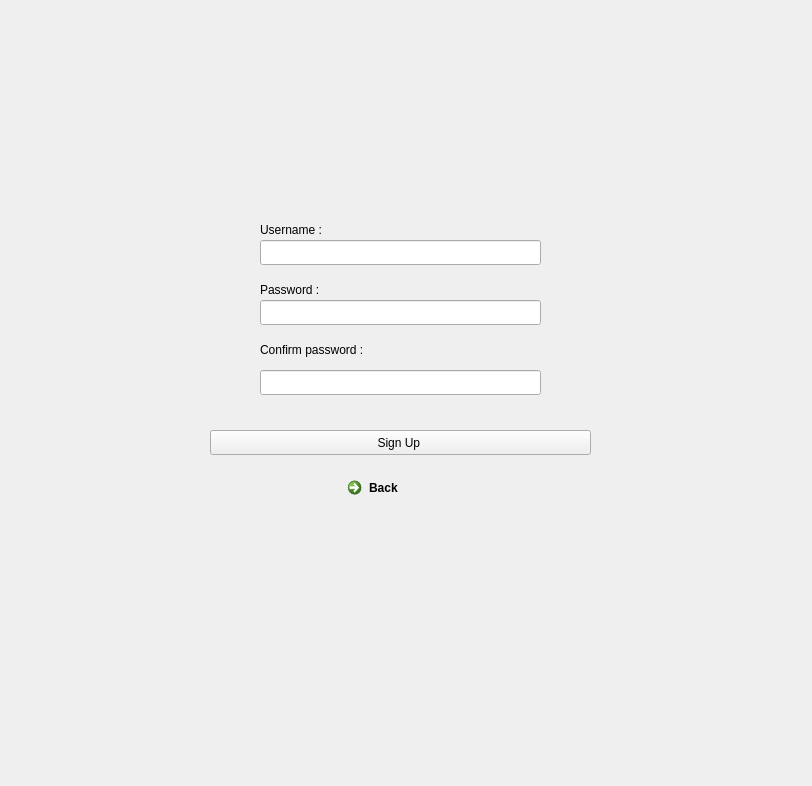
Above: ui/confirm_password.ui from PooyaFekri/LinkedIn before the change. Below: the same form after it.
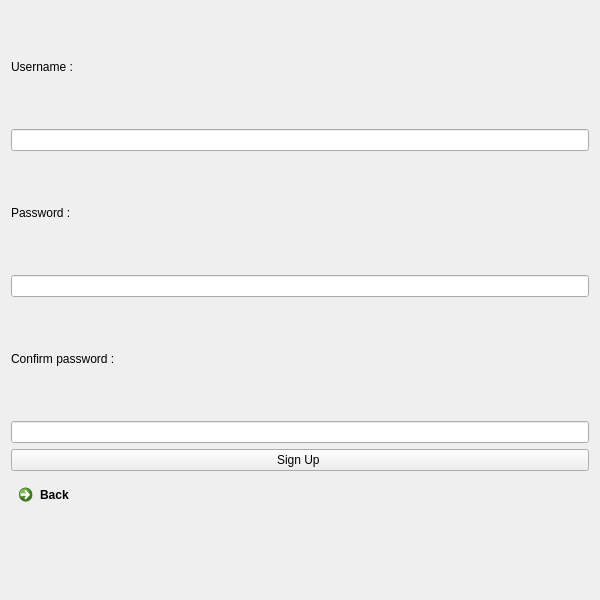
That is the form after the change.

Diff of the .ui file:
```diff
--- a/ui/confirm_password.ui
+++ b/ui/confirm_password.ui
@@ -6,108 +6,59 @@
    <rect>
     <x>0</x>
     <y>0</y>
-    <width>812</width>
-    <height>786</height>
+    <width>600</width>
+    <height>600</height>
    </rect>
   </property>
   <property name="windowTitle">
    <string>Form</string>
   </property>
-  <widget class="QPushButton" name="pushButton">
-   <property name="geometry">
-    <rect>
-     <x>210</x>
-     <y>430</y>
-     <width>381</width>
-     <height>25</height>
-    </rect>
-   </property>
-   <property name="text">
-    <string>Sign Up </string>
-   </property>
-  </widget>
-  <widget class="QCommandLinkButton" name="commandLinkButton">
-   <property name="geometry">
-    <rect>
-     <x>340</x>
-     <y>470</y>
-     <width>177</width>
-     <height>41</height>
-    </rect>
-   </property>
-   <property name="text">
-    <string>Back</string>
-   </property>
-  </widget>
-  <widget class="QLineEdit" name="lineEdit_3">
-   <property name="geometry">
-    <rect>
-     <x>260</x>
-     <y>240</y>
-     <width>281</width>
-     <height>25</height>
-    </rect>
-   </property>
-  </widget>
-  <widget class="QLineEdit" name="lineEdit_4">
-   <property name="geometry">
-    <rect>
-     <x>260</x>
-     <y>300</y>
-     <width>281</width>
-     <height>25</height>
-    </rect>
-   </property>
-  </widget>
-  <widget class="QLineEdit" name="lineEdit_5">
-   <property name="geometry">
-    <rect>
-     <x>260</x>
-     <y>370</y>
-     <width>281</width>
-     <height>25</height>
-    </rect>
-   </property>
-  </widget>
+  <layout class="QVBoxLayout" name="verticalLayout">
+   <item>
   <widget class="QLabel" name="label_3">
-   <property name="geometry">
-    <rect>
-     <x>260</x>
-     <y>220</y>
-     <width>91</width>
-     <height>20</height>
-    </rect>
-   </property>
    <property name="text">
     <string>Username :</string>
    </property>
   </widget>
+   </item>
+   <item>
+    <widget class="QLineEdit" name="lineEdit_3"/>
+   </item>
+   <item>
   <widget class="QLabel" name="label_4">
-   <property name="geometry">
-    <rect>
-     <x>260</x>
-     <y>280</y>
-     <width>91</width>
-     <height>20</height>
-    </rect>
-   </property>
    <property name="text">
     <string>Password :</string>
    </property>
   </widget>
+   </item>
+   <item>
+    <widget class="QLineEdit" name="lineEdit_4"/>
+   </item>
+   <item>
   <widget class="QLabel" name="label_5">
-   <property name="geometry">
-    <rect>
-     <x>260</x>
-     <y>340</y>
-     <width>141</width>
-     <height>20</height>
-    </rect>
-   </property>
    <property name="text">
     <string>Confirm password :</string>
    </property>
   </widget>
+   </item>
+   <item>
+    <widget class="QLineEdit" name="lineEdit_5"/>
+   </item>
+   <item>
+    <widget class="QPushButton" name="pushButton">
+     <property name="text">
+      <string>Sign Up </string>
+     </property>
+    </widget>
+   </item>
+   <item>
+    <widget class="QCommandLinkButton" name="commandLinkButton">
+     <property name="text">
+      <string>Back</string>
+     </property>
+    </widget>
+   </item>
+  </layout>
  </widget>
  <resources/>
  <connections/>
```
Lines whose indentation alone changed are shown as unchanged.
